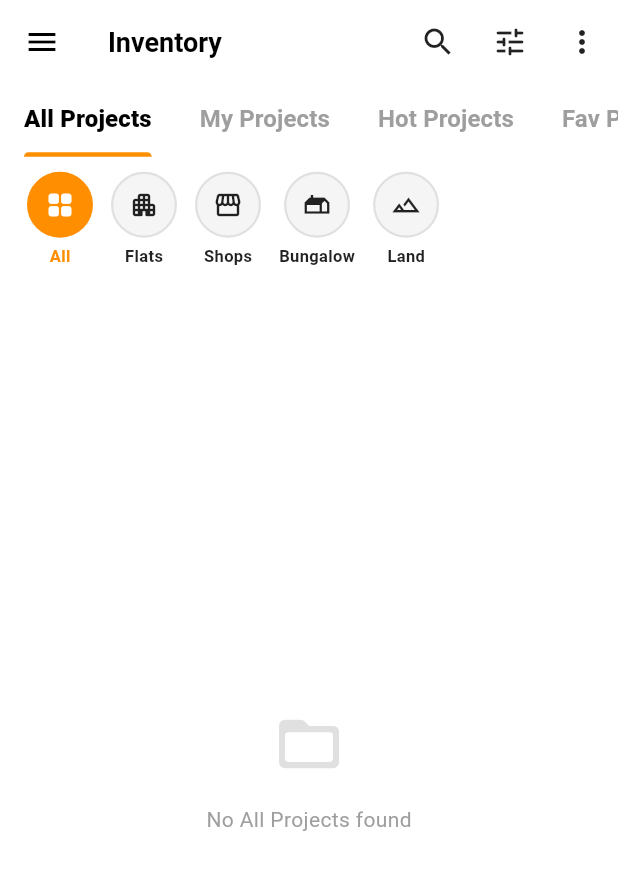
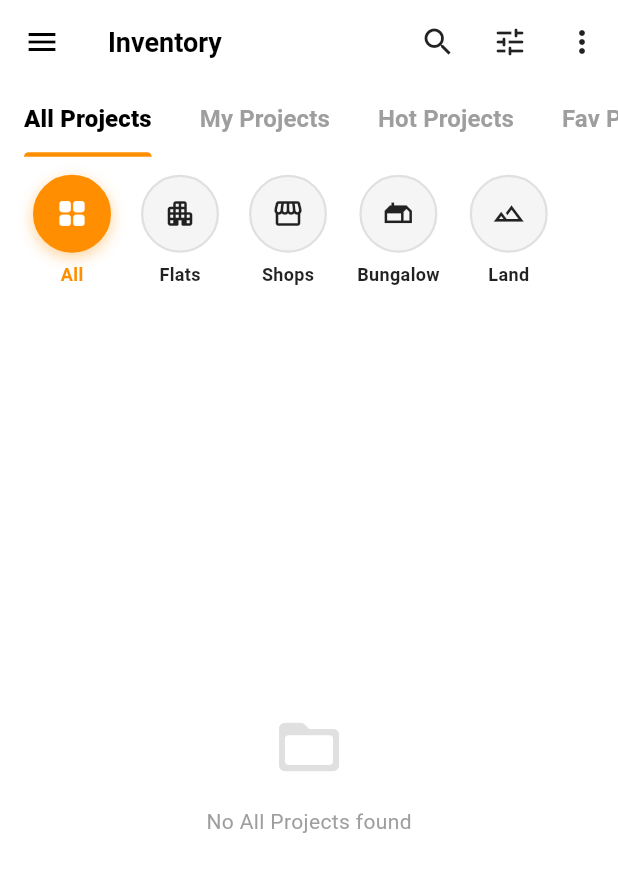
Before and after one commit to Prince-Gupta4964/RSWA, a Flutter app: the ProjectListView screen opened directly, on a phone screen of 412 x 824 dp. Shown: the top 872 px of the screen. Run offline on Flutter 3.47's test engine with Material 3 defaults, Android fonts, the phone set to English and light mode, and no system bars; our stand-ins replace cloud_firestore, file_picker, firebase_auth, firebase_core, firebase_messaging, firebase_storage and 11 more; missing offline and left inert: dart:js_interop, dart:ui_web, google_sign_in_web; accounts and stored records are empty; network calls fail.

Commit message:
Center category carousel, fix filtering, and remove search text banner

```diff
--- a/lib/views/projects/project_list_view.dart
+++ b/lib/views/projects/project_list_view.dart
@@ -616,15 +616,18 @@ class _ProjectListViewState extends State<ProjectListView> with TickerProviderSt
   bool _matchesSearchCategory(String type) {
     if (_searchCategory == 'All' || _searchCategory.isEmpty) return true;
     final t = type.toLowerCase();
+    final cat = _searchCategory.toLowerCase();
     if (t == 'project') return true;
-    if (_searchCategory == 'Residential') {
-      return t == 'flat' || t == 'bungalow' || t == 'residential';
-    } else if (_searchCategory == 'Commercial') {
-      return t == 'shop' || t == 'office' || t == 'showroom' || t == 'commercial';
-    } else if (_searchCategory == 'Plot') {
-      return t == 'plot' || t == 'land';
-    }
-    return true;
+    if (cat == 'apartment' || cat == 'flat') {
+      return t == 'flat' || t == 'apartment' || t == 'residential' || t == 'flats';
+    } else if (cat == 'shop') {
+      return t == 'shop' || t == 'commercial' || t == 'office' || t == 'showroom' || t == 'shops';
+    } else if (cat == 'bungalow') {
+      return t == 'bungalow' || t == 'villa';
+    } else if (cat == 'land' || cat == 'plot') {
+      return t == 'land' || t == 'plot';
+    }
+    return t.contains(cat);
   }
 
   @override
@@ -699,14 +702,14 @@ class _ProjectListViewState extends State<ProjectListView> with TickerProviderSt
       );
     }
 
-    if (_searchQuery.isNotEmpty || _searchCategory != 'All') {
+    if (_searchQuery.isNotEmpty) {
       activeChips.insert(
         0,
         Padding(
           padding: const EdgeInsets.only(right: 8.0),
           child: Chip(
             label: Text(
-              'Search: $_searchCategory${_searchQuery.isNotEmpty ? ' - $_searchQuery' : ''}',
+              'Search: $_searchQuery',
               style: TextStyle(fontSize: 10, fontWeight: FontWeight.bold, color: Colors.blue.shade800),
             ),
             backgroundColor: Colors.blue.shade50,
@@ -714,7 +717,6 @@ class _ProjectListViewState extends State<ProjectListView> with TickerProviderSt
             deleteIconColor: Colors.blue.shade800,
             onDeleted: () => setState(() {
               _searchQuery = '';
-              _searchCategory = 'All';
             }),
           ),
         ),
@@ -1126,14 +1128,14 @@ class _ProjectListViewState extends State<ProjectListView> with TickerProviderSt
 
   Widget _buildCategoryCarousel() {
     return Container(
-      height: 88,
+      width: double.infinity,
       color: Colors.white,
-      child: ListView.builder(
+      padding: const EdgeInsets.symmetric(vertical: 8, horizontal: 12),
+      child: SingleChildScrollView(
         scrollDirection: Axis.horizontal,
-        padding: const EdgeInsets.symmetric(horizontal: 12, vertical: 6),
-        itemCount: _categories.length,
-        itemBuilder: (context, index) {
-          final cat = _categories[index];
+        child: Row(
+          mainAxisAlignment: MainAxisAlignment.center,
+          children: _categories.map((cat) {
             final isSelected = _searchCategory == cat['value'] || (_searchCategory == 'All' && cat['value'] == 'All');
             return GestureDetector(
               onTap: () {
@@ -1142,16 +1144,19 @@ class _ProjectListViewState extends State<ProjectListView> with TickerProviderSt
                 });
               },
               child: Container(
-              margin: const EdgeInsets.symmetric(horizontal: 6),
+                margin: const EdgeInsets.symmetric(horizontal: 10),
                 child: Column(
                   mainAxisSize: MainAxisSize.min,
                   children: [
                     Container(
-                    height: 44,
-                    width: 44,
+                      height: 52,
+                      width: 52,
                       decoration: BoxDecoration(
                         color: isSelected ? _primaryDark : Colors.grey.shade100,
                         shape: BoxShape.circle,
+                        boxShadow: isSelected
+                            ? [BoxShadow(color: _primaryDark.withValues(alpha: 0.4), blurRadius: 8, offset: const Offset(0, 3))]
+                            : null,
                         border: Border.all(
                           color: isSelected ? _primaryDark : Colors.grey.shade300,
                           width: 1.5,
@@ -1160,14 +1165,14 @@ class _ProjectListViewState extends State<ProjectListView> with TickerProviderSt
                       child: Icon(
                         cat['icon'],
                         color: isSelected ? Colors.white : Colors.black87,
-                      size: 20,
-                    ),
-                  ),
-                  const SizedBox(height: 4),
+                        size: 22,
+                      ),
+                    ),
+                    const SizedBox(height: 6),
                     Text(
                       cat['label'],
                       style: TextStyle(
-                      fontSize: 11,
+                        fontSize: 12,
                         fontWeight: isSelected ? FontWeight.bold : FontWeight.w600,
                         color: isSelected ? _primaryDark : Colors.black87,
                       ),
@@ -1176,7 +1181,8 @@ class _ProjectListViewState extends State<ProjectListView> with TickerProviderSt
                 ),
               ),
             );
-        },
+          }).toList(),
+        ),
       ),
     );
   }
```
Lines whose indentation alone changed are shown as unchanged.
